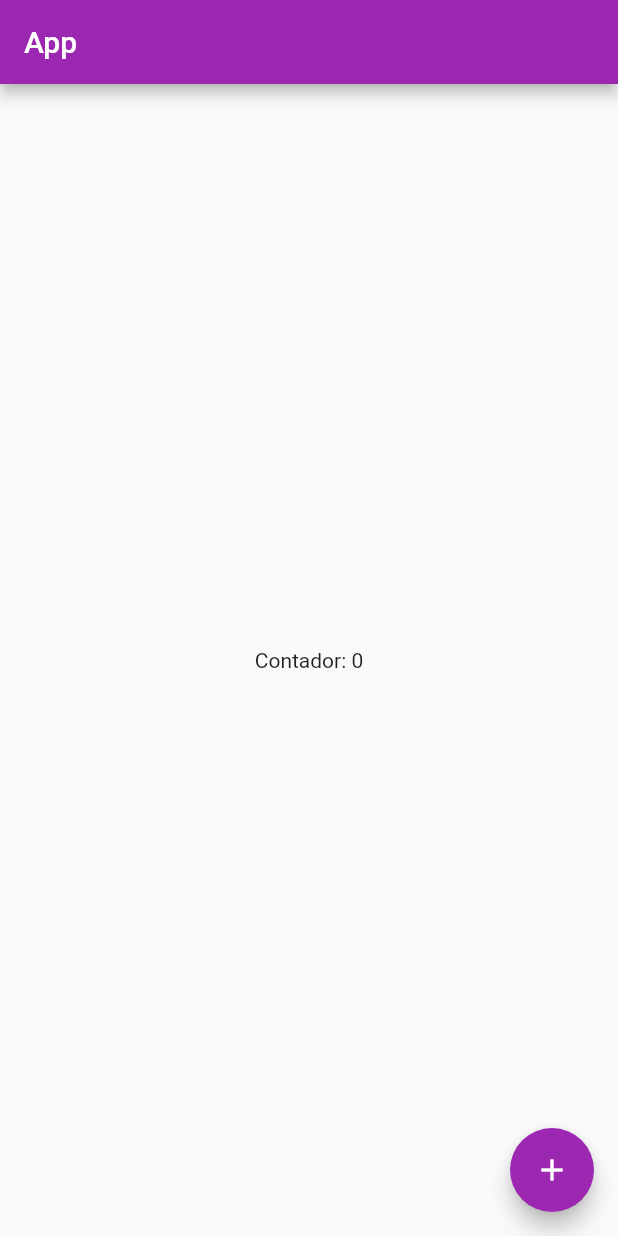
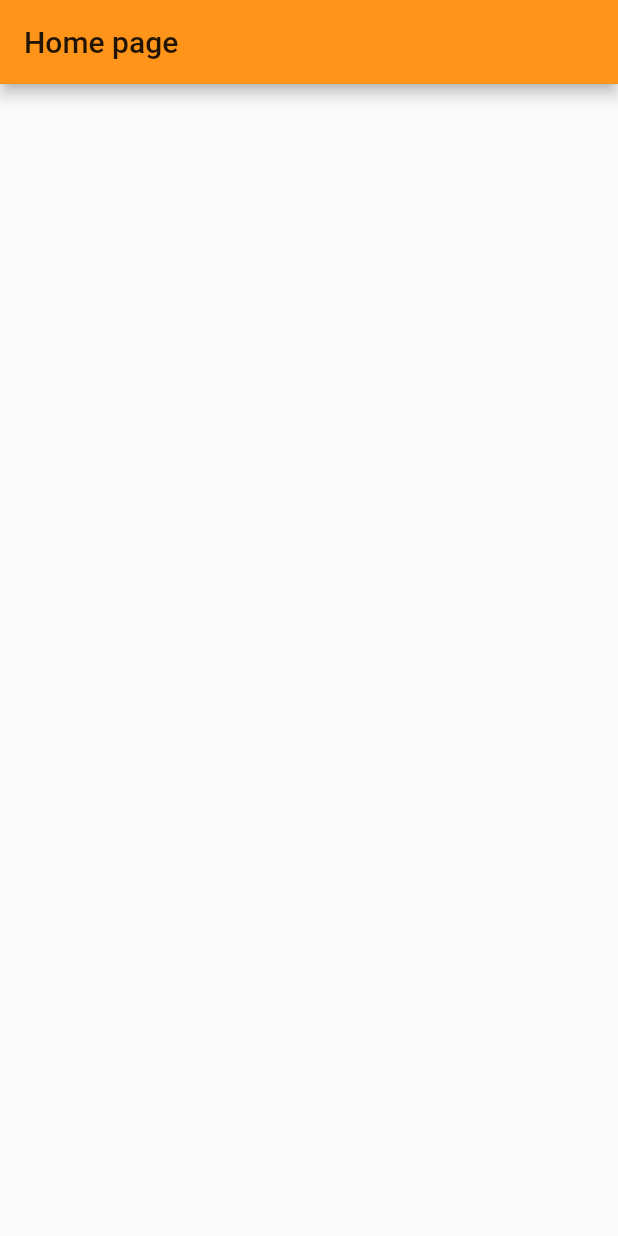
Before and after one commit to jppradoleal/nlw_together_flutter, a Flutter app: the screen it shows after launch, on a phone screen of 412 x 824 dp. Run offline on Flutter 3.47's test engine with Material 2 defaults, Android fonts, the phone set to English and light mode, and no system bars; our stand-ins replace google_fonts.

```diff
--- a/lib/main.dart
+++ b/lib/main.dart
@@ -1,61 +1,23 @@
 import 'package:flutter/material.dart';
+import 'package:nlw_together/modules/home/home_page.dart';
+import 'package:nlw_together/modules/login/login_page.dart';
+import 'package:nlw_together/modules/splash/splash_page.dart';
+import 'package:nlw_together/shared/themes/app_colors.dart';
 
 void main() {
-  runApp(MyApp());
+  runApp(AppWidget());
 }
 
-class MyApp extends StatelessWidget {
+class AppWidget extends StatelessWidget {
   // This widget is the root of your application.
   @override
   Widget build(BuildContext context) {
     return MaterialApp(
       title: 'Flutter Demo',
       theme: ThemeData(
-        // This is the theme of your application.
-        //
-        // Try running your application with "flutter run". You'll see the
-        // application has a blue toolbar. Then, without quitting the app, try
-        // changing the primarySwatch below to Colors.green and then invoke
-        // "hot reload" (press "r" in the console where you ran "flutter run",
-        // or simply save your changes to "hot reload" in a Flutter IDE).
-        // Notice that the counter didn't reset back to zero; the application
-        // is not restarted.
-        primarySwatch: Colors.purple,
+        primaryColor: AppColors.primary,
       ),
-      home: MyHomePage(),
+      home: HomePage(),
     );
   }
 }
-
-class MyHomePage extends StatefulWidget {
-  const MyHomePage({Key key}) : super(key: key);
-
-  @override
-  _MyHomePageState createState() => _MyHomePageState();
-}
-
-class _MyHomePageState extends State<MyHomePage> {
-  int count = 0;
-
-  void increment() {
-    setState(() {
-      count++;
-    });
-  }
-
-  @override
-  Widget build(BuildContext context) {
-    return Scaffold(
-      appBar: AppBar(title: Text("App")),
-      floatingActionButton: FloatingActionButton(
-        onPressed: () {
-          increment();
-        },
-        child: Icon(Icons.add),
-      ),
-      body: Center(
-        child: Text("Contador: $count"),
-      ),
-    );
-  }
-}
--- /dev/null
+++ b/lib/modules/home/home_page.dart
@@ -0,0 +1,14 @@
+import 'package:flutter/material.dart';
+
+class HomePage extends StatelessWidget {
+  const HomePage({Key? key}) : super(key: key);
+
+  @override
+  Widget build(BuildContext context) {
+    return Scaffold(
+      appBar: AppBar(
+        title: Text("Home page"),
+      ),
+    );
+  }
+}
--- a/lib/shared/themes/app_images.dart
+++ b/lib/shared/themes/app_images.dart
@@ -1,5 +1,3 @@
-import 'package:flutter/material.dart';
-
 class AppImages {
   static const logoFull = "assets/images/logofull.png";
   static const logomini = "assets/images/logomini.png";
```
Also changed, not shown: lib/modules/login/login_page.dart (added, +69 -0 lines), lib/modules/splash/splash_page.dart (added, +20 -0 lines), lib/shared/widgets/social_login/social_login_button.dart (added, +62 -0 lines), pubspec.yaml (+4 -3 lines), 1 other file.
